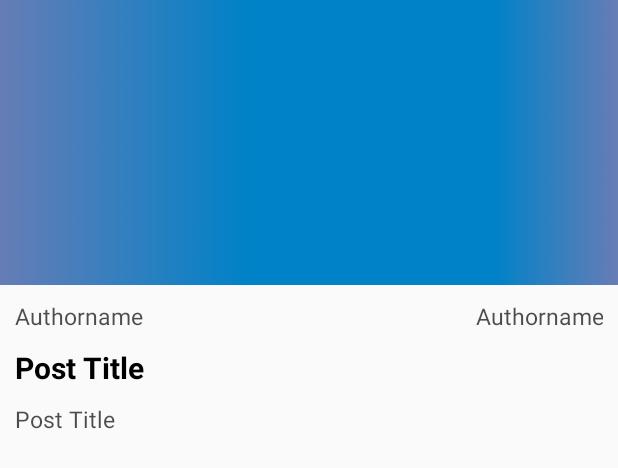
After one commit to happysingh23828/Android-College-Noticeboard, an Android app: the layout activity_notice_post_show.xml on its own in the app's theme, with its tools: preview values and no code run, on a phone screen of 412 x 824 dp. The commit adds this screen. Shown: the top 468 px of the screen. Run offline under Robolectric (Android 15) with nearby library versions, the phone set to English and light mode, and no system bars; network calls fail; Roboto replaces fonts that are not available here.

Commit message:
First Commit

```diff
--- a/app/build.gradle
+++ b/app/build.gradle
@@ -29,4 +29,5 @@ dependencies {
     compile 'de.hdodenhof:circleimageview:2.2.0'
     compile 'com.android.support:cardview-v7:26.1.0'
     compile 'com.android.volley:volley:1.0.0'
+    compile 'com.squareup.picasso:picasso:2.5.2'
 }
--- a/app/src/main/java/dynamicdrillers/collegenoticeboard/FacultyDashboard.java
+++ b/app/src/main/java/dynamicdrillers/collegenoticeboard/FacultyDashboard.java
@@ -80,8 +80,8 @@ public class FacultyDashboard extends AppCompatActivity {
             }
         });
 
-        String noticenames1[] = {"College Notice","Scholarship Notice","Events Notice"};
-        String noticenames2[] = {"Accounts Notice","Tnp Notice","Dept Notice"};
+        String noticenames1[] = {"College","Scholarship","Events"};
+        String noticenames2[] = {"Accounts","Tnp","Dept"};
         int noticeicons1[] = {R.drawable.collegenotice,R.drawable.schlorship,R.drawable.events};
         int noticeicons2[] = {R.drawable.viewnotice,R.drawable.tnp,R.drawable.dept};
         recyclerView = (RecyclerView)findViewById(R.id.notice_recylerview);
--- /dev/null
+++ b/app/src/main/res/layout/activity_notice_post_show.xml
@@ -0,0 +1,116 @@
+<?xml version="1.0" encoding="utf-8"?>
+<android.support.v4.widget.DrawerLayout xmlns:android="http://schemas.android.com/apk/res/android"
+    xmlns:app="http://schemas.android.com/apk/res-auto"
+    android:id="@+id/drawerlayout1"
+    android:layout_width="match_parent"
+    android:layout_height="match_parent">
+
+    <android.support.design.widget.CoordinatorLayout
+        android:id="@+id/coordinatorlayout"
+        android:layout_width="fill_parent"
+        android:layout_height="match_parent"
+        app:expandedTitleMarginStart="70dp">
+
+        <android.support.design.widget.AppBarLayout
+            android:layout_width="fill_parent"
+            android:layout_height="190dp"
+            android:theme="@style/ThemeOverlay.AppCompat.Dark.ActionBar">
+
+            <android.support.design.widget.CollapsingToolbarLayout
+                android:id="@+id/CollapsingToolbarLayout1"
+                android:layout_width="match_parent"
+                android:layout_height="match_parent"
+                app:layout_scrollFlags="scroll|exitUntilCollapsed">
+
+                <ImageView
+                    android:id="@+id/noticeimage"
+                    android:layout_width="match_parent"
+                    android:layout_height="match_parent"
+                    android:scaleType="fitXY"
+                    android:src="@drawable/dummynoticeimage" />
+
+                <android.support.v7.widget.Toolbar
+                    android:id="@+id/toolbar1"
+                    android:layout_width="match_parent"
+                    android:layout_height="?attr/actionBarSize"
+                    android:minHeight="?attr/actionBarSize"
+                    app:layout_collapseMode="pin"
+                    app:popupTheme="@style/ThemeOverlay.AppCompat.Light"
+                    app:theme="@style/ThemeOverlay.AppCompat.Dark.ActionBar" />
+
+            </android.support.design.widget.CollapsingToolbarLayout>
+
+        </android.support.design.widget.AppBarLayout>
+
+        <android.support.v4.widget.NestedScrollView
+            android:layout_width="match_parent"
+            android:layout_height="match_parent"
+            android:fillViewport="true"
+            app:layout_behavior="@string/appbar_scrolling_view_behavior">
+
+            <LinearLayout
+                android:layout_width="match_parent"
+                android:layout_height="match_parent"
+                android:orientation="vertical">
+
+                <LinearLayout
+                    android:layout_width="match_parent"
+                    android:layout_height="wrap_content"
+                    android:padding="10dp">
+
+                    <TextView
+                        android:id="@+id/post_author_name"
+                        android:layout_width="0dp"
+                        android:layout_height="wrap_content"
+                        android:layout_weight="1"
+                        android:alpha="0.7"
+                        android:gravity="left"
+                        android:text="Authorname"
+                        android:textColor="@android:color/black"
+                        android:textSize="15sp" />
+
+
+                    <TextView
+                        android:id="@+id/post_time"
+                        android:layout_width="0dp"
+                        android:layout_height="wrap_content"
+                        android:layout_weight="1"
+                        android:alpha="0.7"
+                        android:gravity="right"
+                        android:text="Authorname"
+                        android:textColor="@android:color/black"
+                        android:textSize="15sp" />
+                </LinearLayout>
+                <TextView
+                    android:id="@+id/post_title"
+                    android:layout_width="match_parent"
+                    android:layout_height="wrap_content"
+                    android:text="Post Title"
+                    android:textColor="@android:color/black"
+                    android:textSize="20sp"
+                    android:layout_marginRight="10dp"
+                    android:layout_marginLeft="10dp"
+                    android:textStyle="bold"/>
+
+                <TextView
+                    android:id="@+id/post_desc"
+                    android:layout_width="match_parent"
+                    android:layout_height="wrap_content"
+                    android:text="Post Title"
+                    android:textColor="@android:color/black"
+                    android:textSize="15sp"
+                    android:layout_marginRight="10dp"
+                    android:layout_marginLeft="10dp"
+                    android:alpha="0.7"
+                    android:layout_marginTop="10dp"/>
+
+
+
+            </LinearLayout>
+
+
+        </android.support.v4.widget.NestedScrollView>
+
+    </android.support.design.widget.CoordinatorLayout>
+
+</android.support.v4.widget.DrawerLayout>
--- a/app/src/main/res/layout/single_noticeboard_icons.xml
+++ b/app/src/main/res/layout/single_noticeboard_icons.xml
@@ -19,6 +19,7 @@
             android:layout_margin="10dp"
             >
             <LinearLayout
+                android:id="@+id/left_notice_icon_root_layout"
                 android:layout_width="match_parent"
                 android:layout_height="match_parent"
                 android:orientation="vertical">
@@ -59,6 +60,7 @@
             android:translationZ="5dp">
 
             <LinearLayout
+                android:id="@+id/right_notice_icon_root_layout"
                 android:layout_width="match_parent"
                 android:layout_height="match_parent"
                 android:orientation="vertical">
--- a/app/src/main/res/values/colors.xml
+++ b/app/src/main/res/values/colors.xml
@@ -3,4 +3,5 @@
     <color name="colorPrimary">#303F9F</color>
     <color name="colorPrimaryDark">#1A237E</color>
     <color name="colorAccent">#FF4081</color>
+    <color name="white">#ffffff</color>
 </resources>
```
Also changed, not shown: app/src/main/AndroidManifest.xml (+5 -2 lines), app/src/main/java/dynamicdrillers/collegenoticeboard/DashboardNoticeAdaptor.java (+33 -5 lines), app/src/main/java/dynamicdrillers/collegenoticeboard/Notice.java (added, +87 -0 lines), app/src/main/java/dynamicdrillers/collegenoticeboard/NoticePostShow.java (added, +55 -0 lines), app/src/main/java/dynamicdrillers/collegenoticeboard/NoticeShowAdaptor.java (added, +104 -0 lines), app/src/main/java/dynamicdrillers/collegenoticeboard/ShowNoticeByType.java (+106 -0 lines), app/src/main/res/layout/activity_show_notice_by_type.xml (+13 -2 lines), app/src/main/res/layout/noticetoolbar.xml (added, +48 -0 lines), app/src/main/res/layout/single_notice_show.xml (+56 -10 lines), app/src/main/res/drawable-hdpi/ic_back.png (added), app/src/main/res/drawable-mdpi/ic_back.png (added), app/src/main/res/drawable-xhdpi/ic_back.png (added), app/src/main/res/drawable-xxhdpi/ic_back.png (added), app/src/main/res/drawable/dummynoticeimage.jpg (added).
